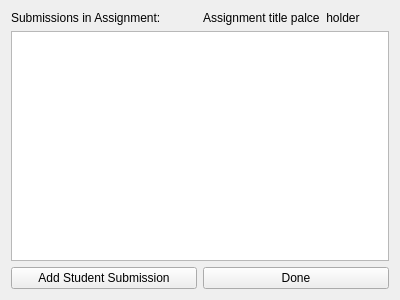
First picture: the form in GUI/assignmentview.ui, repository Laucksy/CS-205-Project, before the edit.
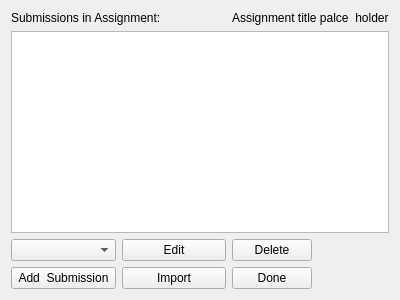
Second picture: the form after the edit.

```diff
--- a/GUI/assignmentview.ui
+++ b/GUI/assignmentview.ui
@@ -14,37 +14,73 @@
    <string>Form</string>
   </property>
   <layout class="QGridLayout" name="gridLayout">
-   <item row="0" column="0">
-    <widget class="QLabel" name="label">
-     <property name="text">
-      <string>Submissions in Assignment:</string>
-     </property>
-    </widget>
-   </item>
    <item row="2" column="0">
+    <widget class="QComboBox" name="comboBox"/>
+   </item>
+   <item row="3" column="1">
+    <widget class="QPushButton" name="pushButton_5">
+     <property name="text">
+      <string>Import</string>
+     </property>
+    </widget>
+   </item>
+   <item row="3" column="0">
     <widget class="QPushButton" name="pushButton">
      <property name="text">
-      <string>Add Student Submission</string>
+      <string>Add  Submission</string>
      </property>
     </widget>
    </item>
    <item row="2" column="1">
-    <widget class="QPushButton" name="pushButton_2">
+    <widget class="QPushButton" name="pushButton_4">
      <property name="text">
-      <string>Done</string>
+      <string>Edit</string>
      </property>
     </widget>
    </item>
-   <item row="1" column="0" colspan="2">
+   <item row="0" column="0" colspan="2">
+    <widget class="QLabel" name="label">
+     <property name="text">
+      <string>Submissions in Assignment:</string>
+     </property>
+    </widget>
+   </item>
+   <item row="1" column="0" colspan="3">
     <widget class="QTextBrowser" name="textBrowser"/>
    </item>
-   <item row="0" column="1">
+   <item row="0" column="2">
     <widget class="QLabel" name="label_2">
      <property name="text">
       <string>Assignment title palce  holder</string>
      </property>
     </widget>
    </item>
+   <item row="3" column="2">
+    <widget class="QPushButton" name="pushButton_2">
+     <property name="sizePolicy">
+      <sizepolicy hsizetype="Fixed" vsizetype="Fixed">
+       <horstretch>0</horstretch>
+       <verstretch>0</verstretch>
+      </sizepolicy>
+     </property>
+     <property name="text">
+      <string>Done</string>
+     </property>
+    </widget>
+   </item>
+   <item row="2" column="2">
+    <widget class="QPushButton" name="pushButton_3">
+     <property name="sizePolicy">
+      <sizepolicy hsizetype="Fixed" vsizetype="Minimum">
+       <horstretch>0</horstretch>
+       <verstretch>0</verstretch>
+      </sizepolicy>
+     </property>
+     <property name="text">
+      <string>Delete</string>
+     </property>
+    </widget>
+   </item>
   </layout>
  </widget>
  <resources/>
```
